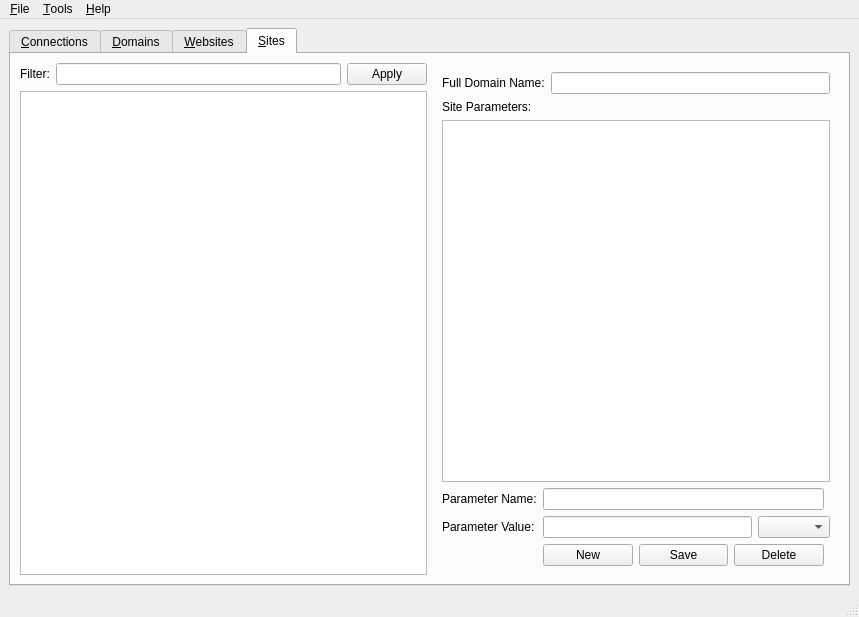
Qt form snapmanager/snap-manager-mainwindow.ui (m2osw/snapcpp) before a commit.
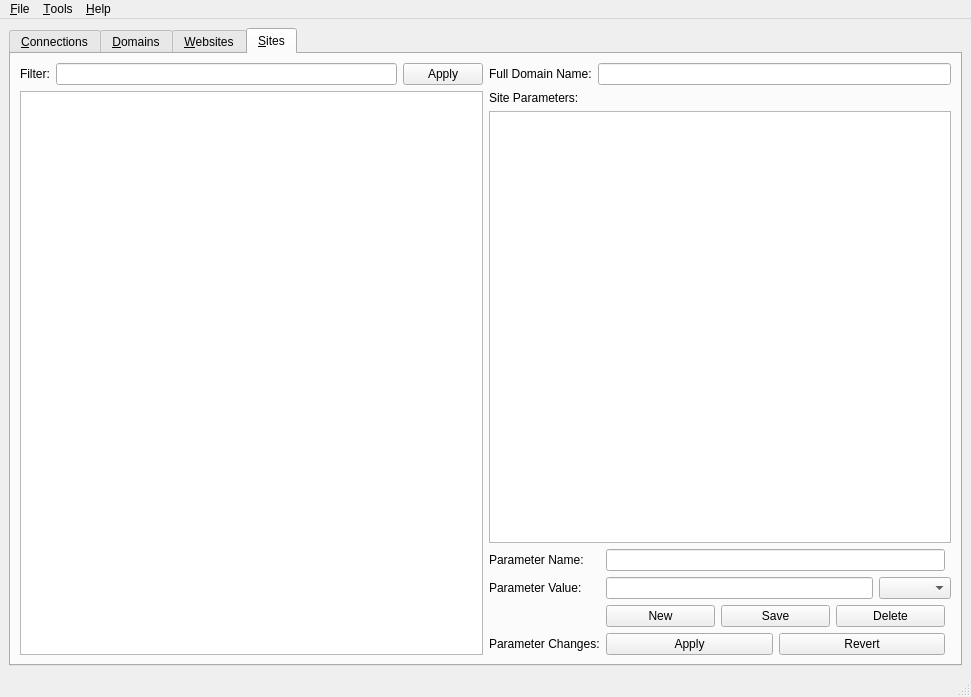
The same form after that commit.

Commit message:
Implemented new and save buttons, and added apply/revert.
Hooked in the basic functionality into snapmanager to create a new entry
in the sites table. This is a new feature and for some reason is still
buggy. However, you can alter the contents of the table farily easily. I
added an Apply and Revert button for that.

I still need to implement the remove button.

Also, now the CMake build scripts defaults to "CodeBlocks" for the CMake
generator. This way, it is automatically compatible with qtcreator.
There is a cache variable that let's you change this.

```diff
--- a/snapmanager/snap-manager-mainwindow.ui
+++ b/snapmanager/snap-manager-mainwindow.ui
@@ -6,8 +6,8 @@
    <rect>
     <x>0</x>
     <y>0</y>
-    <width>859</width>
-    <height>617</height>
+    <width>971</width>
+    <height>697</height>
    </rect>
   </property>
   <property name="windowTitle">
@@ -423,8 +423,7 @@
          </layout>
         </item>
         <item>
-         <widget class="QFrame" name="verticalFrame_9">
-          <layout class="QVBoxLayout" name="verticalLayout_9">
+         <layout class="QVBoxLayout" name="verticalLayout_6">
            <item>
             <layout class="QHBoxLayout" name="horizontalLayout_17">
              <property name="topMargin">
@@ -450,6 +449,8 @@
             </layout>
            </item>
            <item>
+           <layout class="QVBoxLayout" name="verticalLayout_4">
+            <item>
             <widget class="QLabel" name="label_25">
              <property name="text">
               <string>Site Parameters:</string>
@@ -459,18 +460,10 @@
            <item>
             <widget class="QTableView" name="sitesParameters"/>
            </item>
+           </layout>
+          </item>
            <item>
-            <layout class="QGridLayout" name="gridLayout_2">
-             <item row="0" column="1">
-              <widget class="QLineEdit" name="sitesParameterName"/>
-             </item>
-             <item row="1" column="0">
-              <widget class="QLabel" name="label_11">
-               <property name="text">
-                <string>Parameter Value:</string>
-               </property>
-              </widget>
-             </item>
+           <layout class="QGridLayout" name="paramControlsGrid" columnstretch="0,1,0">
              <item row="0" column="0">
               <widget class="QLabel" name="label_9">
                <property name="text">
@@ -478,30 +471,12 @@
                </property>
               </widget>
              </item>
-             <item row="2" column="1">
-              <layout class="QHBoxLayout" name="horizontalLayout_8">
-               <item>
-                <widget class="QPushButton" name="sitesNew">
+            <item row="1" column="0">
+             <widget class="QLabel" name="label_11">
                  <property name="text">
-                  <string>New</string>
-                 </property>
-                </widget>
-               </item>
-               <item>
-                <widget class="QPushButton" name="sitesSave">
-                 <property name="text">
-                  <string>Save</string>
-                 </property>
-                </widget>
-               </item>
-               <item>
-                <widget class="QPushButton" name="sitesDelete">
-                 <property name="text">
-                  <string>Delete</string>
-                 </property>
-                </widget>
-               </item>
-              </layout>
+               <string>Parameter Value:</string>
+              </property>
+             </widget>
              </item>
              <item row="1" column="1" colspan="2">
               <layout class="QHBoxLayout" name="horizontalLayout_9">
@@ -513,10 +488,62 @@
                </item>
               </layout>
              </item>
-            </layout>
-           </item>
-          </layout>
-         </widget>
+            <item row="2" column="1">
+             <layout class="QHBoxLayout" name="horizontalLayout_8">
+              <item>
+               <widget class="QPushButton" name="sitesNew">
+                <property name="text">
+                 <string>New</string>
+                </property>
+               </widget>
+              </item>
+              <item>
+               <widget class="QPushButton" name="sitesSave">
+                <property name="text">
+                 <string>Save</string>
+                </property>
+               </widget>
+              </item>
+              <item>
+               <widget class="QPushButton" name="sitesDelete">
+                <property name="text">
+                 <string>Delete</string>
+                </property>
+               </widget>
+              </item>
+             </layout>
+            </item>
+            <item row="0" column="1">
+             <widget class="QLineEdit" name="sitesParameterName"/>
+            </item>
+            <item row="3" column="1">
+             <layout class="QHBoxLayout" name="horizontalLayout">
+              <item>
+               <widget class="QPushButton" name="sitesApply">
+                <property name="text">
+                 <string>Apply</string>
+                </property>
+               </widget>
+              </item>
+              <item>
+               <widget class="QPushButton" name="sitesRevert">
+                <property name="text">
+                 <string>Revert</string>
+                </property>
+               </widget>
+              </item>
+             </layout>
+            </item>
+            <item row="3" column="0">
+             <widget class="QLabel" name="label_14">
+              <property name="text">
+               <string>Parameter Changes:</string>
+              </property>
+             </widget>
+            </item>
+           </layout>
+          </item>
+         </layout>
         </item>
        </layout>
       </widget>
@@ -529,7 +556,7 @@
     <rect>
      <x>0</x>
      <y>0</y>
-     <width>859</width>
+     <width>971</width>
      <height>25</height>
     </rect>
    </property>
```
Left out of the diff: 2 changed lines with no effect on the pictures. Lines whose indentation alone changed are shown as unchanged. The commit also changes 4 other files.
